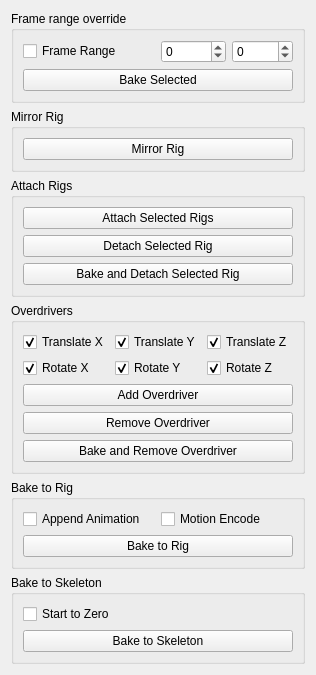
Qt form Python/framework/packages/mca-maya/mca/mya/tools/reanimator/ui/reanimatorUI.ui (ncomes/MechanicalArt) before a commit.
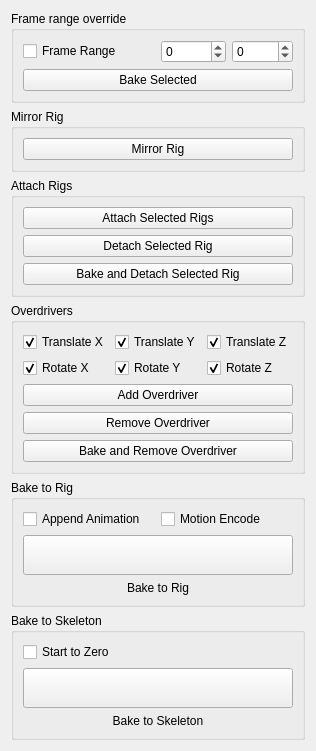
The same form after that commit.

The edit to the form file:
```diff
--- a/Python/framework/packages/mca-maya/mca/mya/tools/reanimator/ui/reanimatorUI.ui
+++ b/Python/framework/packages/mca-maya/mca/mya/tools/reanimator/ui/reanimatorUI.ui
@@ -7,7 +7,7 @@
     <x>0</x>
     <y>0</y>
     <width>283</width>
-    <height>626</height>
+    <height>727</height>
    </rect>
   </property>
   <property name="windowTitle">
@@ -259,12 +259,40 @@
       </item>
       <item>
        <widget class="QPushButton" name="bake_to_rig_pushButton">
+        <property name="sizePolicy">
+         <sizepolicy hsizetype="Preferred" vsizetype="Preferred">
+          <horstretch>0</horstretch>
+          <verstretch>0</verstretch>
+         </sizepolicy>
+        </property>
+        <property name="minimumSize">
+         <size>
+          <width>0</width>
+          <height>40</height>
+         </size>
+        </property>
         <property name="toolTip">
          <string>Bake it so! Process animation from a selected skeleton to a selected rig.</string>
         </property>
         <property name="text">
+         <string/>
+        </property>
+       </widget>
+      </item>
+      <item>
+       <widget class="QLabel" name="bake_to_rig_label">
+        <property name="sizePolicy">
+         <sizepolicy hsizetype="Preferred" vsizetype="Fixed">
+          <horstretch>0</horstretch>
+          <verstretch>0</verstretch>
+         </sizepolicy>
+        </property>
+        <property name="text">
          <string>Bake to Rig</string>
         </property>
+        <property name="alignment">
+         <set>Qt::AlignCenter</set>
+        </property>
        </widget>
       </item>
      </layout>
@@ -288,12 +316,40 @@
       </item>
       <item>
        <widget class="QPushButton" name="bake_to_skeleton_pushButton">
+        <property name="sizePolicy">
+         <sizepolicy hsizetype="Preferred" vsizetype="Preferred">
+          <horstretch>0</horstretch>
+          <verstretch>0</verstretch>
+         </sizepolicy>
+        </property>
+        <property name="minimumSize">
+         <size>
+          <width>0</width>
+          <height>40</height>
+         </size>
+        </property>
         <property name="toolTip">
          <string>Bake it so! From a selected rig, bake animation to a duplicate skeleton.</string>
         </property>
         <property name="text">
+         <string/>
+        </property>
+       </widget>
+      </item>
+      <item>
+       <widget class="QLabel" name="label">
+        <property name="sizePolicy">
+         <sizepolicy hsizetype="Preferred" vsizetype="Fixed">
+          <horstretch>0</horstretch>
+          <verstretch>0</verstretch>
+         </sizepolicy>
+        </property>
+        <property name="text">
          <string>Bake to Skeleton</string>
         </property>
+        <property name="alignment">
+         <set>Qt::AlignCenter</set>
+        </property>
        </widget>
       </item>
      </layout>
```
